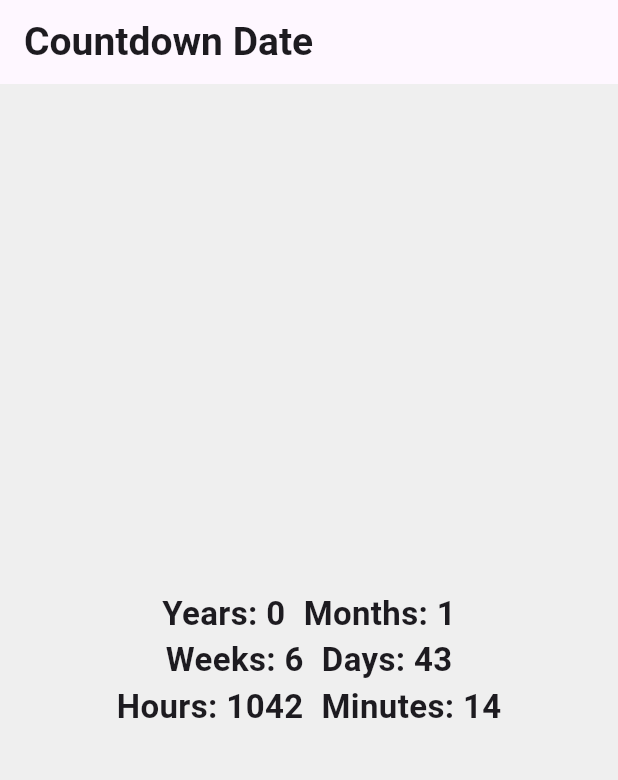
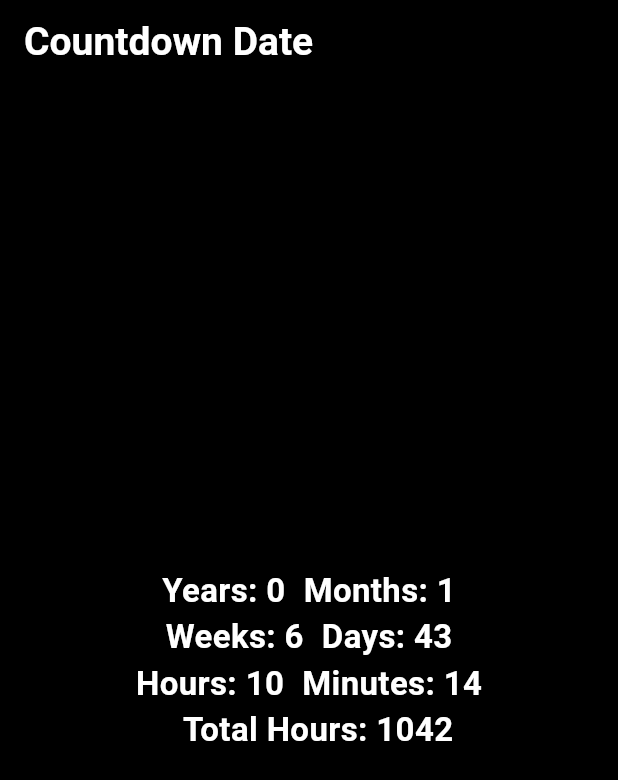
Before and after one commit to Marshood/date_counter_apk, a Flutter app: the screen it shows after launch, on a phone screen of 412 x 824 dp. Shown: the top 780 px of the screen. Run offline on Flutter 3.47's test engine with Material 3 defaults, Android fonts, the light colour scheme and no system bars.

Commit message:
change background adding diff hours

```diff
--- a/lib/date_counter.dart
+++ b/lib/date_counter.dart
@@ -8,6 +8,7 @@ class CountdownWidget extends StatefulWidget {
       : super(key: key);
 
   @override
+  // ignore: library_private_types_in_public_api
   _CountdownWidgetState createState() => _CountdownWidgetState();
 }
 
@@ -17,7 +18,11 @@ class _CountdownWidgetState extends State<CountdownWidget> {
   late int years;
   late int weeks;
   late int months;
-  late int hours;
+  late int targetHours;
+  late int targetMinutes;
+  late int displayedHours;
+  late int diffHours;
+
   late int minutes;
   late Timer timer;
 
@@ -39,8 +44,23 @@ class _CountdownWidgetState extends State<CountdownWidget> {
       years = (days / 365).floor();
       weeks = (days / 7).floor();
       months = (days / 30).floor();
-      hours = difference.inHours;
+
+      targetHours = targetDate.hour;
+      targetMinutes = targetDate.minute;
+      diffHours = difference.inHours;
+      // Calculate remaining hours and minutes
+      int remainingHours = difference.inHours % 24;
       minutes = difference.inMinutes % 60;
+
+      // Add target hours and remaining hours to the current displayed hours
+      displayedHours = remainingHours + targetHours;
+
+      // Handle overflow (if minutes exceed 60)
+      displayedHours += minutes ~/ 60;
+      minutes %= 60;
+
+      // Ensure hours are in the 24-hour format
+      displayedHours %= 24;
     });
   }
 
@@ -65,7 +85,7 @@ class _CountdownWidgetState extends State<CountdownWidget> {
                 style: const TextStyle(
                     fontWeight: FontWeight.bold,
                     fontSize: 22.0,
-                ),
+                    color: Colors.white),
               ),
               const SizedBox(width: 12),
               Text(
@@ -73,7 +93,7 @@ class _CountdownWidgetState extends State<CountdownWidget> {
                 style: const TextStyle(
                     fontWeight: FontWeight.bold,
                     fontSize: 22.0,
-                ),
+                    color: Colors.white),
               ),
             ],
           ),
@@ -85,7 +105,7 @@ class _CountdownWidgetState extends State<CountdownWidget> {
                 style: const TextStyle(
                     fontWeight: FontWeight.bold,
                     fontSize: 22.0,
-                ),
+                    color: Colors.white),
               ),
               const SizedBox(width: 12),
               Text(
@@ -93,7 +113,7 @@ class _CountdownWidgetState extends State<CountdownWidget> {
                 style: const TextStyle(
                     fontWeight: FontWeight.bold,
                     fontSize: 22.0,
-                ),
+                    color: Colors.white),
               ),
             ],
           ),
@@ -101,11 +121,11 @@ class _CountdownWidgetState extends State<CountdownWidget> {
             mainAxisAlignment: MainAxisAlignment.center,
             children: [
               Text(
-                'Hours: $hours',
+                'Hours: $displayedHours',
                 style: const TextStyle(
                     fontWeight: FontWeight.bold,
                     fontSize: 22.0,
-                ),
+                    color: Colors.white),
               ),
               const SizedBox(width: 12),
               Text(
@@ -113,10 +133,23 @@ class _CountdownWidgetState extends State<CountdownWidget> {
                 style: const TextStyle(
                     fontWeight: FontWeight.bold,
                     fontSize: 22.0,
-                ),
+                    color: Colors.white),
               ),
             ],
           ),
+          Row(
+            mainAxisAlignment: MainAxisAlignment.center,
+            children: [
+              const SizedBox(width: 12),
+              Text(
+                'Total Hours: $diffHours',
+                style: const TextStyle(
+                    fontWeight: FontWeight.bold,
+                    fontSize: 22.0,
+                    color: Colors.white),
+              ),
+            ],
+          )
         ],
       ),
     );
--- a/lib/main.dart
+++ b/lib/main.dart
@@ -14,7 +14,8 @@
     return MaterialApp(
       title: 'Date Counter',
       theme: ThemeData(
-        colorScheme: ColorScheme.fromSeed(seedColor: Colors.deepPurple),
+        colorScheme: ColorScheme.fromSeed(seedColor: Colors.black),
+        scaffoldBackgroundColor: const Color.fromARGB(255, 44, 44, 44),
         useMaterial3: true,
       ),
       home: const MyHomePage(title: 'Counter'),
@@ -33,12 +34,17 @@
   @override
   Widget build(BuildContext context) {
     return MaterialApp(
-      theme: ThemeData(scaffoldBackgroundColor: const Color(0xFFEFEFEF)),
+      theme: ThemeData(
+          scaffoldBackgroundColor: const Color.fromARGB(255, 0, 0, 0)),
       home: Scaffold(
         appBar: AppBar(
+          backgroundColor: Colors.black,
           title: const Text(
             'Countdown Date',
-            style: TextStyle(fontWeight: FontWeight.bold, fontSize: 26.0),
+            style: TextStyle(
+                fontWeight: FontWeight.bold,
+                fontSize: 26.0,
+                color: Colors.white),
           ),
         ),
         body: const CountdownWidget(
```
Lines whose indentation alone changed are shown as unchanged.
